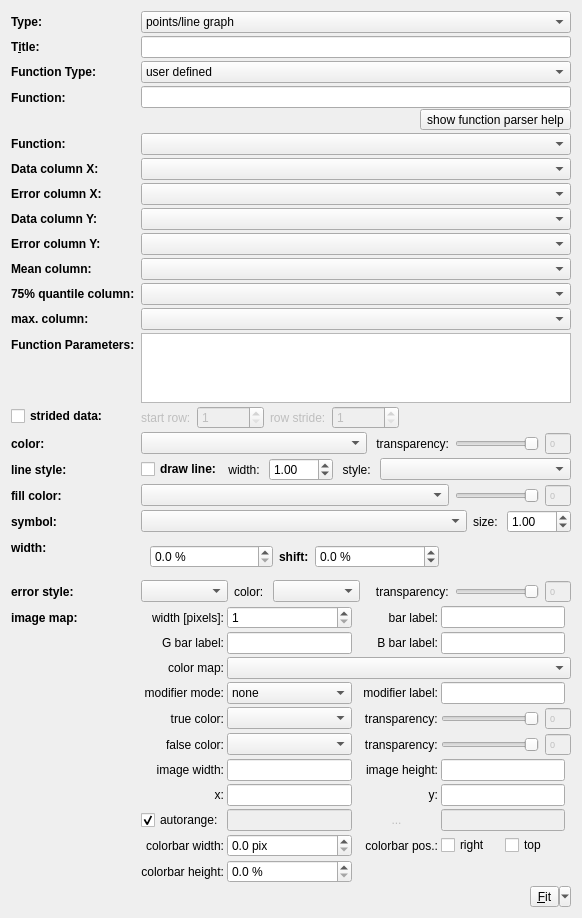
jkriege2/QuickFit3, file plugins/table/qftablegraphsettings.ui: the form before one commit.
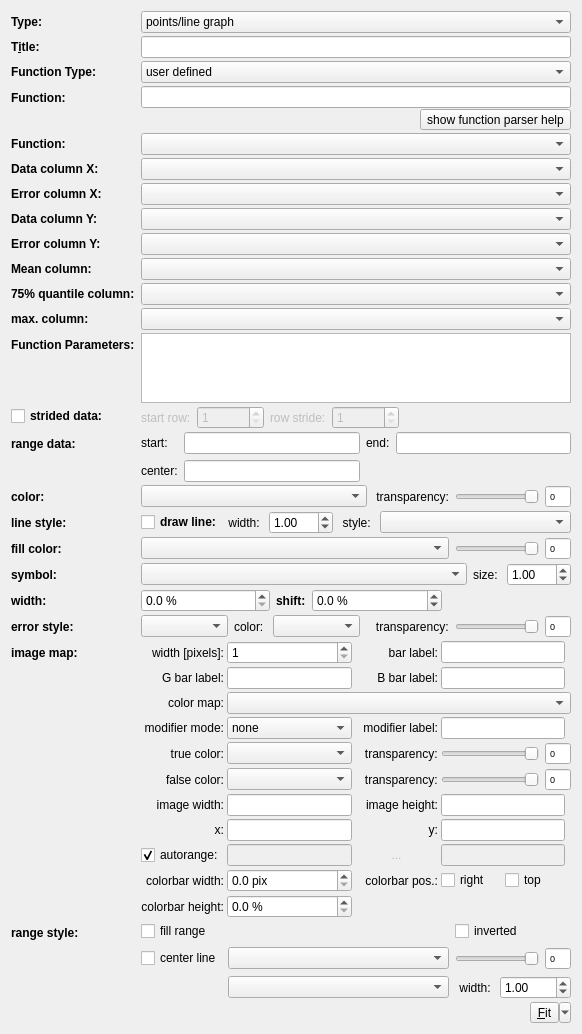
The form after the commit. Icons and pictures are not drawn. Custom widgets are drawn as their Qt base class.

Commit message:
QuickFit3/table: - added horizontal/vertical range plots - added residuals to regression dialog - added residuals to curve fit dialog - added "guess parameters" button to curve fit dialog - bugfix: fixed possible crash in residuals dialog
QuickFit3/fitfunction_general: some functions now support parameter guessing (line, gaussian, double-gaussian)

The edit to the form file:
```diff
--- a/plugins/table/qftablegraphsettings.ui
+++ b/plugins/table/qftablegraphsettings.ui
@@ -7,7 +7,7 @@
     <x>0</x>
     <y>0</y>
     <width>582</width>
-    <height>850</height>
+    <height>955</height>
    </rect>
   </property>
   <property name="windowTitle">
@@ -469,7 +469,7 @@
      </layout>
     </widget>
    </item>
-   <item row="14" column="0">
+   <item row="15" column="0">
     <widget class="QLabel" name="labColor">
      <property name="font">
       <font>
@@ -485,7 +485,7 @@
      </property>
     </widget>
    </item>
-   <item row="14" column="1">
+   <item row="15" column="1">
     <widget class="QWidget" name="widColor" native="true">
      <layout class="QHBoxLayout" name="horizontalLayout_17" stretch="1,0,0,0">
       <property name="margin">
@@ -560,7 +560,7 @@
       <item>
        <widget class="QSpinBox" name="spinBox_8">
         <property name="enabled">
-         <bool>false</bool>
+         <bool>true</bool>
         </property>
         <property name="font">
          <font>
@@ -578,7 +578,7 @@
      </layout>
     </widget>
    </item>
-   <item row="15" column="0">
+   <item row="16" column="0">
     <widget class="QLabel" name="labLinestyle">
      <property name="font">
       <font>
@@ -594,7 +594,7 @@
      </property>
     </widget>
    </item>
-   <item row="15" column="1">
+   <item row="16" column="1">
     <widget class="QWidget" name="widLineStyle" native="true">
      <layout class="QGridLayout" name="gridLayout_4" columnstretch="0,0,0,0,0,0">
       <property name="margin">
@@ -671,7 +671,7 @@
      </layout>
     </widget>
    </item>
-   <item row="16" column="0">
+   <item row="17" column="0">
     <widget class="QLabel" name="labFillColor">
      <property name="font">
       <font>
@@ -687,7 +687,7 @@
      </property>
     </widget>
    </item>
-   <item row="16" column="1">
+   <item row="17" column="1">
     <widget class="QWidget" name="widFillColor" native="true">
      <layout class="QHBoxLayout" name="horizontalLayout_16" stretch="1,0,0">
       <property name="margin">
@@ -752,7 +752,7 @@
       <item>
        <widget class="QSpinBox" name="spinBox_7">
         <property name="enabled">
-         <bool>false</bool>
+         <bool>true</bool>
         </property>
         <property name="font">
          <font>
@@ -770,7 +770,7 @@
      </layout>
     </widget>
    </item>
-   <item row="17" column="0">
+   <item row="18" column="0">
     <widget class="QLabel" name="labSymbol">
      <property name="font">
       <font>
@@ -786,7 +786,7 @@
      </property>
     </widget>
    </item>
-   <item row="17" column="1">
+   <item row="18" column="1">
     <widget class="QWidget" name="widSymbol" native="true">
      <layout class="QHBoxLayout" name="horizontalLayout_22" stretch="1,0,0">
       <property name="margin">
@@ -837,7 +837,7 @@
      </layout>
     </widget>
    </item>
-   <item row="19" column="0">
+   <item row="20" column="0">
     <widget class="QLabel" name="labErrorStyle">
      <property name="font">
       <font>
@@ -853,7 +853,7 @@
      </property>
     </widget>
    </item>
-   <item row="19" column="1">
+   <item row="20" column="1">
     <widget class="QWidget" name="widErrorStyle" native="true">
      <layout class="QHBoxLayout" name="horizontalLayout_14" stretch="1,0,1,0,0,0">
       <property name="margin">
@@ -936,7 +936,7 @@
       <item>
        <widget class="QSpinBox" name="spinBox_4">
         <property name="enabled">
-         <bool>false</bool>
+         <bool>true</bool>
         </property>
         <property name="font">
          <font>
@@ -954,7 +954,7 @@
      </layout>
     </widget>
    </item>
-   <item row="20" column="0">
+   <item row="21" column="0">
     <widget class="QLabel" name="labImage">
      <property name="font">
       <font>
@@ -970,7 +970,7 @@
      </property>
     </widget>
    </item>
-   <item row="20" column="1">
+   <item row="21" column="1">
     <widget class="QWidget" name="widImage" native="true">
      <layout class="QGridLayout" name="gridLayout_5" rowminimumheight="0,0,0,0,0,0,0,0,0,0,0">
       <property name="margin">
@@ -1411,7 +1411,7 @@
          <item>
           <widget class="QSpinBox" name="spinBox_9">
            <property name="enabled">
-            <bool>false</bool>
+            <bool>true</bool>
            </property>
            <property name="font">
             <font>
@@ -1478,7 +1478,7 @@
          <item>
           <widget class="QSpinBox" name="spinBox_10">
            <property name="enabled">
-            <bool>false</bool>
+            <bool>true</bool>
            </property>
            <property name="font">
             <font>
@@ -1539,7 +1539,7 @@
      </layout>
     </widget>
    </item>
-   <item row="22" column="1">
+   <item row="24" column="1">
     <layout class="QHBoxLayout" name="horizontalLayout">
      <item>
       <spacer name="horizontalSpacer">
@@ -1751,7 +1751,7 @@
      </property>
     </widget>
    </item>
-   <item row="18" column="0">
+   <item row="19" column="0">
     <widget class="QLabel" name="labWidth">
      <property name="font">
       <font>
@@ -1767,9 +1767,12 @@
      </property>
     </widget>
    </item>
-   <item row="18" column="1">
+   <item row="19" column="1">
     <widget class="QWidget" name="widWidth" native="true">
      <layout class="QHBoxLayout" name="horizontalLayout_2">
+      <property name="margin">
+       <number>0</number>
+      </property>
       <item>
        <widget class="QDoubleSpinBox" name="edtWidth">
         <property name="sizePolicy">
@@ -1840,9 +1843,249 @@
      </layout>
     </widget>
    </item>
+   <item row="14" column="0">
+    <widget class="QLabel" name="labRangeData">
+     <property name="font">
+      <font>
+       <weight>75</weight>
+       <bold>true</bold>
+      </font>
+     </property>
+     <property name="text">
+      <string>range data:</string>
+     </property>
+     <property name="buddy">
+      <cstring>cmbColormap</cstring>
+     </property>
+    </widget>
+   </item>
+   <item row="14" column="1">
+    <widget class="QWidget" name="widRangeData" native="true">
+     <layout class="QGridLayout" name="gridLayout">
+      <property name="margin">
+       <number>0</number>
+      </property>
+      <item row="0" column="0">
+       <widget class="QLabel" name="label">
+        <property name="text">
+         <string>start:</string>
+        </property>
+       </widget>
+      </item>
+      <item row="0" column="1">
+       <widget class="QFDoubleEdit" name="edtRangeStart">
+        <property name="sizePolicy">
+         <sizepolicy hsizetype="MinimumExpanding" vsizetype="Fixed">
+          <horstretch>0</horstretch>
+          <verstretch>0</verstretch>
+         </sizepolicy>
+        </property>
+       </widget>
+      </item>
+      <item row="0" column="2">
+       <widget class="QLabel" name="label_2">
+        <property name="text">
+         <string>end:</string>
+        </property>
+       </widget>
+      </item>
+      <item row="0" column="3">
+       <widget class="QFDoubleEdit" name="edtRangeEnd">
+        <property name="sizePolicy">
+         <sizepolicy hsizetype="MinimumExpanding" vsizetype="Fixed">
+          <horstretch>0</horstretch>
+          <verstretch>0</verstretch>
+         </sizepolicy>
+        </property>
+       </widget>
+      </item>
+      <item row="1" column="0">
+       <widget class="QLabel" name="label_5">
+        <property name="text">
+         <string>center:</string>
+        </property>
+       </widget>
+      </item>
+      <item row="1" column="1">
+       <widget class="QFDoubleEdit" name="edtRangeCenter">
+        <property name="sizePolicy">
+         <sizepolicy hsizetype="MinimumExpanding" vsizetype="Fixed">
+          <horstretch>0</horstretch>
+          <verstretch>0</verstretch>
+         </sizepolicy>
+        </property>
+       </widget>
+      </item>
+     </layout>
+    </widget>
+   </item>
+   <item row="22" column="0">
+    <widget class="QLabel" name="labRangeStyle">
+     <property name="font">
+      <font>
+       <weight>75</weight>
+       <bold>true</bold>
+      </font>
+     </property>
+     <property name="text">
+      <string>range style:</string>
+     </property>
+     <property name="buddy">
+      <cstring>cmbColormap</cstring>
+     </property>
+    </widget>
+   </item>
+   <item row="22" column="1">
+    <widget class="QWidget" name="widRangeStyle" native="true">
+     <layout class="QGridLayout" name="gridLayout_3">
+      <property name="margin">
+       <number>0</number>
+      </property>
+      <item row="2" column="1">
+       <widget class="LineStyleComboBox" name="cmbRangeCenterStyle">
+        <property name="sizePolicy">
+         <sizepolicy hsizetype="MinimumExpanding" vsizetype="Fixed">
+          <horstretch>0</horstretch>
+          <verstretch>0</verstretch>
+         </sizepolicy>
+        </property>
+        <property name="minimumSize">
+         <size>
+          <width>80</width>
+          <height>0</height>
+         </size>
+        </property>
+       </widget>
+      </item>
+      <item row="1" column="1">
+       <widget class="ColorComboBox" name="cmbRangeCenterColor">
+        <property name="sizePolicy">
+         <sizepolicy hsizetype="MinimumExpanding" vsizetype="Fixed">
+          <horstretch>0</horstretch>
+          <verstretch>0</verstretch>
+         </sizepolicy>
+        </property>
+       </widget>
+      </item>
+      <item row="2" column="2">
+       <widget class="QLabel" name="label9_2">
+        <property name="text">
+         <string>width: </string>
+        </property>
+        <property name="alignment">
+         <set>Qt::AlignRight|Qt::AlignTrailing|Qt::AlignVCenter</set>
+        </property>
+       </widget>
+      </item>
+      <item row="1" column="0">
+       <widget class="QCheckBox" name="chkRangeDrawCenter">
+        <property name="text">
+         <string>center line</string>
+        </property>
+       </widget>
+      </item>
+      <item row="1" column="4">
+       <widget class="QSpinBox" name="spinBox_5">
+        <property name="enabled">
+         <bool>true</bool>
+        </property>
+        <property name="font">
+         <font>
+          <pointsize>7</pointsize>
+         </font>
+        </property>
+        <property name="buttonSymbols">
+         <enum>QAbstractSpinBox::NoButtons</enum>
+        </property>
+        <property name="maximum">
+         <number>255</number>
+        </property>
+       </widget>
+      </item>
+      <item row="1" column="2" colspan="2">
+       <widget class="QSlider" name="sliderRangeCenterTransparency">
+        <property name="sizePolicy">
+         <sizepolicy hsizetype="MinimumExpanding" vsizetype="Fixed">
+          <horstretch>0</horstretch>
+          <verstretch>0</verstretch>
+         </sizepolicy>
+        </property>
+        <property name="minimumSize">
+         <size>
+          <width>32</width>
+          <height>0</height>
+         </size>
+        </property>
+        <property name="maximum">
+         <number>255</number>
+        </property>
+        <property name="singleStep">
+         <number>5</number>
+        </property>
+        <property name="pageStep">
+         <number>50</number>
+        </property>
+        <property name="orientation">
+         <enum>Qt::Horizontal</enum>
+        </property>
+        <property name="invertedAppearance">
+         <bool>true</bool>
+        </property>
+        <property name="invertedControls">
+         <bool>false</bool>
+        </property>
+        <property name="tickPosition">
+         <enum>QSlider::NoTicks</enum>
+        </property>
+        <property name="tickInterval">
+         <number>50</number>
+        </property>
+       </widget>
+      </item>
+      <item row="2" column="3" colspan="2">
+       <widget class="QDoubleSpinBox" name="spinRangeCenterWidth">
+        <property name="prefix">
+         <string/>
+        </property>
+        <property name="suffix">
+         <string/>
+        </property>
+        <property name="maximum">
+         <double>100.000000000000000</double>
+        </property>
+        <property name="singleStep">
+         <double>5.000000000000000</double>
+        </property>
+        <property name="value">
+         <double>1.000000000000000</double>
+        </property>
+       </widget>
+      </item>
+      <item row="0" column="2" colspan="3">
+       <widget class="QCheckBox" name="chkRangeInverted">
+        <property name="text">
+         <string>inverted</string>
+        </property>
+       </widget>
+      </item>
+      <item row="0" column="0">
+       <widget class="QCheckBox" name="chkRangeFillRange">
+        <property name="text">
+         <string>fill range</string>
+        </property>
+       </widget>
+      </item>
+     </layout>
+    </widget>
+   </item>
   </layout>
  </widget>
  <customwidgets>
+  <customwidget>
+   <class>QFFitFunctionComboBox</class>
+   <extends>QComboBox</extends>
+   <header>qffitfunctioncombobox.h</header>
+  </customwidget>
   <customwidget>
    <class>QFDoubleEdit</class>
    <extends>QLineEdit</extends>
@@ -1876,11 +2119,6 @@
    <extends>QComboBox</extends>
    <header>jkqtpimageelements.h</header>
   </customwidget>
-  <customwidget>
-   <class>QFFitFunctionComboBox</class>
-   <extends>QComboBox</extends>
-   <header>qffitfunctioncombobox.h</header>
-  </customwidget>
  </customwidgets>
  <resources>
   <include location="../../lib/lib.qrc"/>
```
Left out of the diff: 226 changed lines with no effect on the pictures. The commit also changes 49 other files.
